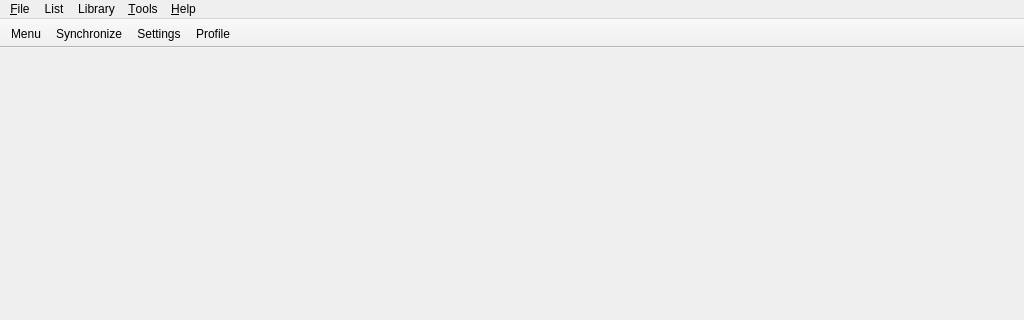
erengy/taiga, file src/gui/main/main_window.ui: the form before one commit; both pictures show x 0 to 1024 and y 0 to 320 of the 1024 by 700 pixel window.
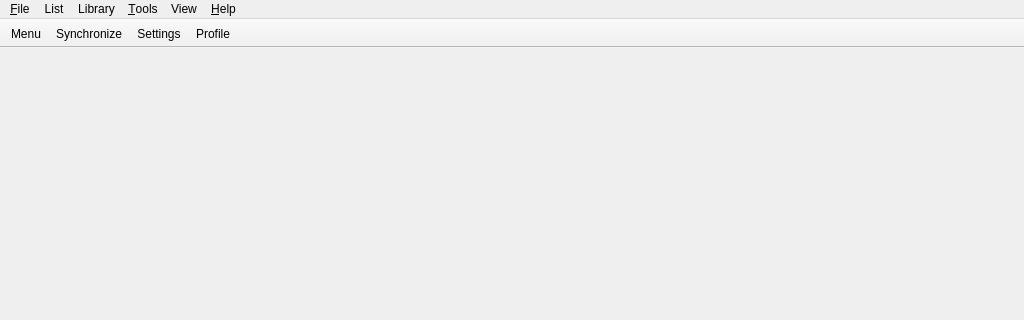
The form after the commit.

Commit message: Support mouse back/forward buttons for page navigation

```diff
--- a/src/gui/main/main_window.ui
+++ b/src/gui/main/main_window.ui
@@ -171,10 +171,20 @@
     <addaction name="actionPlayNextEpisode"/>
     <addaction name="actionPlayRandomAnime"/>
    </widget>
+   <widget class="QMenu" name="menuView">
+    <property name="title">
+     <string>View</string>
+    </property>
+    <addaction name="actionDisplayWindow"/>
+    <addaction name="separator"/>
+    <addaction name="actionBack"/>
+    <addaction name="actionForward"/>
+   </widget>
    <addaction name="menuFile"/>
    <addaction name="menuList"/>
    <addaction name="menuLibrary"/>
    <addaction name="menuTools"/>
+   <addaction name="menuView"/>
    <addaction name="menuHelp"/>
   </widget>
   <widget class="QStatusBar" name="statusbar"/>
```
The commit also changes 5 other files.
